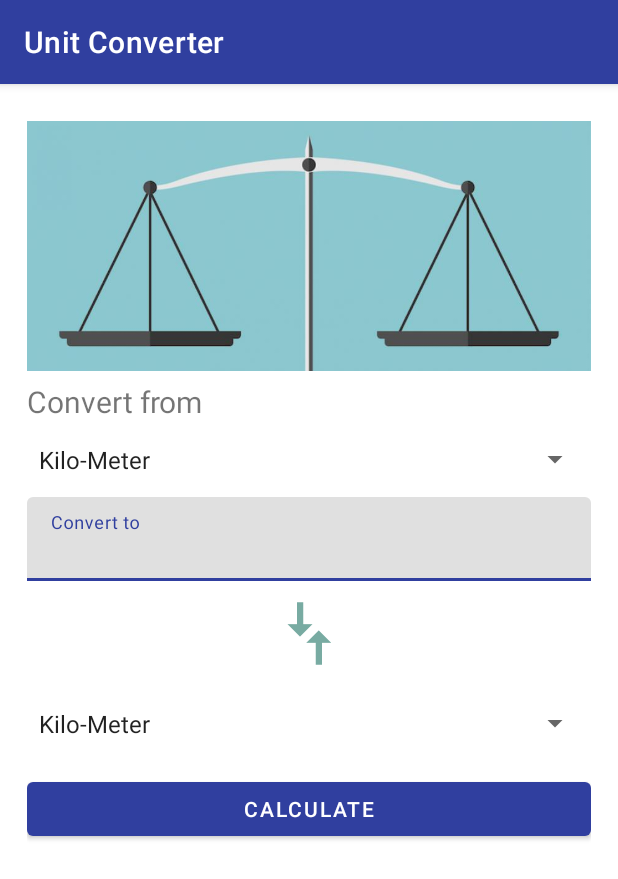
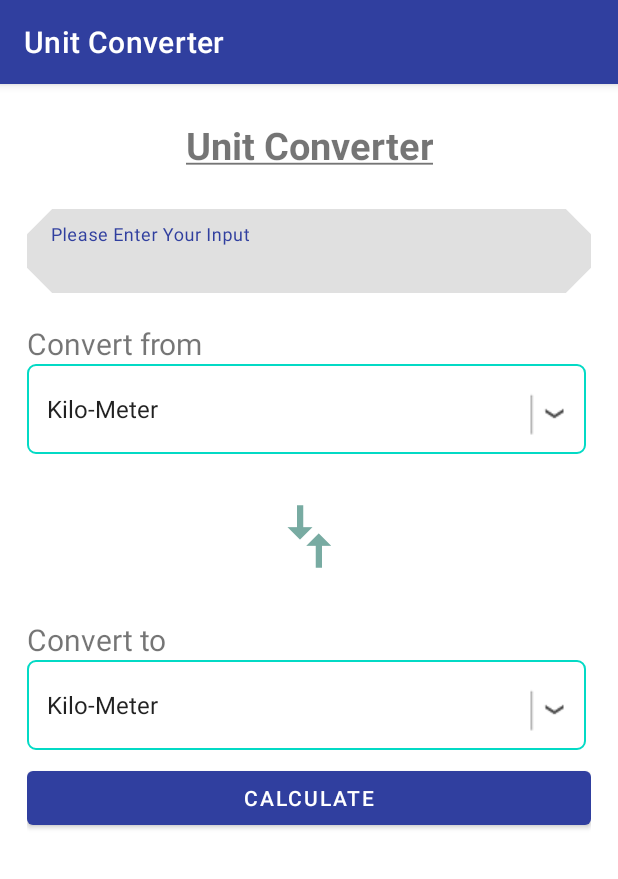
Before and after one commit to abdullah-bjit/UnitConverterApp, an Android app: the screen it shows after launch (MainActivity), on a phone screen of 412 x 824 dp. Shown: the top 879 px of the screen. Run offline under Robolectric (Android 15) with nearby library versions, the phone set to English and light mode, and no system bars.

Commit message:
UI updated

```diff
--- /dev/null
+++ b/app/src/main/res/drawable/spinner_background.xml
@@ -0,0 +1,8 @@
+<?xml version="1.0" encoding="utf-8"?>
+<shape xmlns:android="http://schemas.android.com/apk/res/android">
+    <solid android:color="@android:color/transparent" />
+    <corners android:radius="5dp" />
+    <stroke
+        android:width="1dp"
+        android:color="@color/teal_200" />
+</shape>
--- a/app/src/main/res/layout/activity_main.xml
+++ b/app/src/main/res/layout/activity_main.xml
@@ -7,13 +7,18 @@
     android:padding="18dp"
     tools:context=".MainActivity">
 
-    <ImageView
-        android:id="@+id/iv_balance_image"
-        android:layout_width="0dp"
-        android:layout_height="180dp"
+    <TextView
+        android:id="@+id/tv_title"
+        android:layout_width="wrap_content"
+        android:layout_height="wrap_content"
+        android:text="@string/app_title"
+        android:textSize="25sp"
+        android:textAlignment="center"
+        android:textStyle="bold"
+        android:padding="5dp"
         app:layout_constraintStart_toStartOf="parent"
+        app:layout_constraintEnd_toEndOf="parent"
         app:layout_constraintTop_toTopOf="parent"
-        android:src="@drawable/balance_img"
         />
 
     <TextView
@@ -22,16 +27,55 @@
         android:text="@string/convert_from"
         android:layout_height="wrap_content"
         android:textSize="20sp"
+        android:layout_marginTop="20dp"
         app:layout_constraintStart_toStartOf="parent"
-        app:layout_constraintTop_toBottomOf="@+id/iv_balance_image"/>
+        app:layout_constraintTop_toBottomOf="@+id/te_convert_to"/>
+
+    <RelativeLayout
+        android:id="@+id/layout_convert_from"
+        android:layout_width="match_parent"
+        android:layout_height="wrap_content"
+        android:layout_marginEnd="3dp"
+        android:layout_weight=".28"
+        android:background="@drawable/spinner_background"
+        android:orientation="horizontal"
+        app:layout_constraintStart_toStartOf="parent"
+        app:layout_constraintTop_toBottomOf="@+id/tv_convert_from"
+        >
+
         <Spinner
             android:id="@+id/sp_convert_from"
             android:layout_width="match_parent"
-       android:layout_height="50dp"
+            android:layout_height="?attr/actionBarSize"
+            android:layout_centerVertical="true"
+            android:layout_gravity="center"
+            android:background="@android:color/transparent"
+            android:gravity="center"
+            android:layout_marginStart="5dp"
             android:spinnerMode="dropdown"
             android:entries="@array/dropDownOption"
-       app:layout_constraintStart_toStartOf="parent"
-       app:layout_constraintTop_toBottomOf="@+id/tv_convert_from"/>
+            android:popupBackground="@color/teal_200"
+            />
+
+        <ImageView
+            android:layout_width="wrap_content"
+            android:layout_height="?attr/actionBarSize"
+            android:layout_alignParentEnd="true"
+            android:layout_centerVertical="true"
+            android:layout_gravity="center"
+            android:layout_margin="2dp"
+            android:src="@drawable/spinner_down_arrow" />
+
+    </RelativeLayout>
+<!--   <Spinner-->
+<!--       android:id="@+id/sp_convert_from"-->
+<!--       android:layout_width="match_parent"-->
+<!--       android:layout_height="50dp"-->
+<!--       android:spinnerMode="dropdown"-->
+<!--       android:entries="@array/dropDownOption"-->
+<!--       android:backgroundTint="@color/teal_200"-->
+<!--       app:layout_constraintStart_toStartOf="parent"-->
+<!--       app:layout_constraintTop_toBottomOf="@+id/tv_convert_from"/>-->
 
     <ImageView
         android:id="@+id/iv_convert_arrow"
@@ -39,26 +83,78 @@
         android:layout_height="70dp"
         android:src="@drawable/ic_baseline_compare_arrows_24"
         android:rotation="90"
+        android:layout_marginTop="20dp"
         app:layout_constraintStart_toStartOf="parent"
         app:layout_constraintEnd_toEndOf="parent"
-        app:layout_constraintTop_toBottomOf="@id/te_convert_to"/>
+        app:layout_constraintTop_toBottomOf="@id/layout_convert_from"/>
+
+    <TextView
+        android:id="@+id/tv_convert_to"
+        android:layout_width="match_parent"
+        android:text="@string/convert_to"
+        android:layout_height="wrap_content"
+        android:textSize="20sp"
+        android:layout_marginTop="20dp"
+        app:layout_constraintStart_toStartOf="parent"
+        app:layout_constraintTop_toBottomOf="@+id/iv_convert_arrow"/>
+
+    <RelativeLayout
+        android:id="@+id/layout_convert_to"
+        android:layout_width="match_parent"
+        android:layout_height="wrap_content"
+        android:layout_marginEnd="3dp"
+        android:layout_weight=".28"
+        android:background="@drawable/spinner_background"
+        android:orientation="horizontal"
+        app:layout_constraintStart_toStartOf="parent"
+        app:layout_constraintTop_toBottomOf="@+id/tv_convert_to"
+        >
 
         <Spinner
             android:id="@+id/sp_convert_to"
             android:layout_width="match_parent"
-        android:layout_height="50dp"
+            android:layout_height="?attr/actionBarSize"
+            android:layout_centerVertical="true"
+            android:layout_gravity="center"
+            android:background="@android:color/transparent"
+            android:gravity="center"
+            android:layout_marginStart="5dp"
             android:spinnerMode="dropdown"
             android:entries="@array/dropDownOption"
-        app:layout_constraintStart_toStartOf="parent"
-        app:layout_constraintTop_toBottomOf="@+id/iv_convert_arrow"/>
+            android:popupBackground="@color/teal_200"
+            />
+
+        <ImageView
+            android:layout_width="wrap_content"
+            android:layout_height="?attr/actionBarSize"
+            android:layout_alignParentEnd="true"
+            android:layout_centerVertical="true"
+            android:layout_gravity="center"
+            android:layout_margin="2dp"
+            android:src="@drawable/spinner_down_arrow" />
+
+    </RelativeLayout>
+
+<!--    <Spinner-->
+<!--        android:id="@+id/sp_convert_to"-->
+<!--        android:layout_width="match_parent"-->
+<!--        android:layout_height="50dp"-->
+<!--        android:spinnerMode="dropdown"-->
+<!--        android:entries="@array/dropDownOption"-->
+<!--        app:layout_constraintStart_toStartOf="parent"-->
+<!--        app:layout_constraintTop_toBottomOf="@+id/tv_convert_to"/>-->
 
     <com.google.android.material.textfield.TextInputLayout
         android:id="@+id/te_convert_to"
         android:layout_width="match_parent"
         android:layout_height="wrap_content"
-        android:hint="@string/convert_to"
+        android:hint="@string/please_enter_your_input"
+        android:layout_marginTop="20dp"
+        app:endIconMode="clear_text"
+        app:endIconTint="@color/teal_200"
+        style="@style/Widget.MaterialComponents.TextInputLayout.FilledBox.Rounded"
         app:layout_constraintStart_toStartOf="parent"
-        app:layout_constraintTop_toBottomOf="@+id/sp_convert_from"
+        app:layout_constraintTop_toBottomOf="@+id/tv_title"
         >
 
         <com.google.android.material.textfield.TextInputEditText
@@ -76,7 +172,7 @@
         android:text="@string/convert_button"
         app:layout_constraintEnd_toEndOf="parent"
         app:layout_constraintStart_toStartOf="parent"
-        app:layout_constraintTop_toBottomOf="@id/sp_convert_to" />
+        app:layout_constraintTop_toBottomOf="@id/layout_convert_to" />
 
     <TextView
         android:id="@+id/tv_result"
--- a/app/src/main/res/values/strings.xml
+++ b/app/src/main/res/values/strings.xml
@@ -1,5 +1,7 @@
 <resources>
     <string name="app_name">Unit Converter</string>
+    <string name="app_title"><u>Unit Converter</u></string>
+    <string name="please_enter_your_input">Please Enter Your Input</string>
     <string name="convert_from">Convert from</string>
     <string name="convert_to">Convert to</string>
     <string name="convert_button">Calculate</string>
--- a/app/src/main/res/values/themes.xml
+++ b/app/src/main/res/values/themes.xml
@@ -13,4 +13,20 @@
         <item name="android:statusBarColor">?attr/colorPrimaryVariant</item>
         <!-- Customize your theme here. -->
     </style>
+
+    // Text Input Layout Style
+
+    <style name="Widget.MaterialComponents.TextInputLayout.FilledBox.Rounded" parent="Widget.MaterialComponents.TextInputLayout.FilledBox">
+        <item name="boxStrokeWidth">0dp</item>
+        <item name="boxStrokeWidthFocused">0dp</item>
+        <item name="shapeAppearanceOverlay">@style/Rounded_ShapeAppearanceOverlay.MaterialComponents.TextInputLayout</item>
+        <item name="boxStrokeColor">@color/teal_200</item>
+    </style>
+
+    <style name="Rounded_ShapeAppearanceOverlay.MaterialComponents.TextInputLayout" parent="">
+        <item name="cornerFamily">cut</item>
+        <item name="cornerSize">30%</item>
+    </style>
+
+
 </resources>
```
Also changed, not shown: app/src/main/res/drawable/spinner_down_arrow.png (added). Lines whose indentation alone changed are shown as unchanged.
